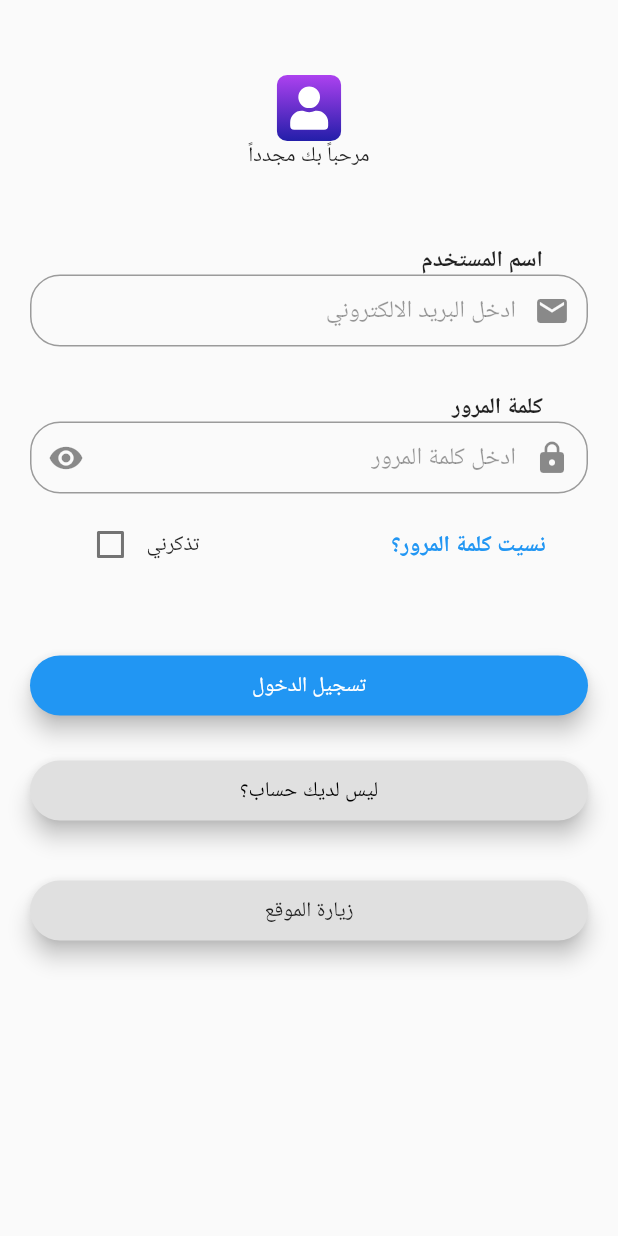
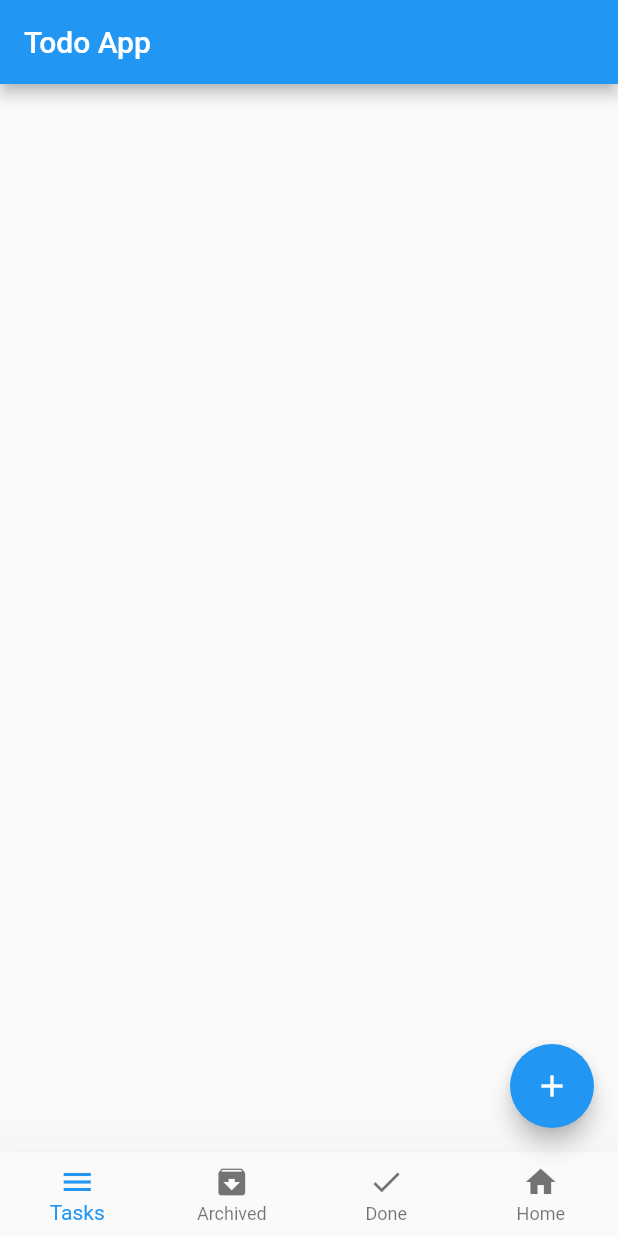
Before and after one commit to Abdalrhman-Abuwarda/auth_with_api, a Flutter app: the screen it shows after launch, on a phone screen of 412 x 824 dp. Run offline on Flutter 3.47's test engine with Material 2 defaults, Android fonts, the phone set to English and light mode, and no system bars; our stand-ins replace flutter_svg.

Commit message:
تعديل BottomNavigationBarItem

```diff
--- /dev/null
+++ b/lib/home_layout.dart
@@ -0,0 +1,46 @@
+import 'package:flutter/material.dart';
+
+class HomeLayout extends StatefulWidget {
+  const HomeLayout({Key? key}) : super(key: key);
+
+  @override
+  State<HomeLayout> createState() => _HomeLayoutState();
+}
+
+class _HomeLayoutState extends State<HomeLayout> {
+  int currentIndex = 0;
+
+  @override
+  Widget build(BuildContext context) {
+    return Scaffold(
+      appBar: AppBar(
+        title: Text("Todo App"),
+      ),
+      floatingActionButton: FloatingActionButton(
+        onPressed: () {},
+        child: Icon(Icons.add),
+      ),
+      bottomNavigationBar: BottomNavigationBar(
+        type: BottomNavigationBarType.fixed,
+        elevation: 50,
+        currentIndex: currentIndex,
+        onTap: (index){
+          setState(() {
+            currentIndex =index;
+          });
+        },
+        items: const [
+
+          BottomNavigationBarItem(icon: Icon(Icons.menu),
+        label: 'Tasks'),
+          BottomNavigationBarItem(icon: Icon(Icons.archive),
+              label: 'Archived'),
+          BottomNavigationBarItem(icon: Icon(Icons.done),
+              label: 'Done'),
+          BottomNavigationBarItem(icon: Icon(Icons.home),
+              label: 'Home'),
+        ],
+      ),
+    );
+  }
+}
--- a/lib/login_screen.dart
+++ b/lib/login_screen.dart
@@ -211,6 +211,7 @@ class _LoginScreenState extends State<LoginScreen> {
                           onPressed: () {},
                           padding: EdgeInsets.symmetric(vertical: 0),
                           child: Text("زيارة الموقع"),
+
                         ),
                       ),
 
@@ -237,7 +238,7 @@ class _LoginScreenState extends State<LoginScreen> {
                       //     ),
                       //   ),
                       // )
-                    )
+                    ),
                   ],
                 ),
               ),
--- a/lib/main.dart
+++ b/lib/main.dart
@@ -1,5 +1,7 @@
 import 'package:abdullah_mansor/login_screen.dart';
 import 'package:flutter/material.dart';
+
+import 'home_layout.dart';
 
 void main() {
   runApp(const MyApp());
@@ -11,6 +13,6 @@ class MyApp extends StatelessWidget {
   @override
   Widget build(BuildContext context) {
     return const MaterialApp(
-        home: LoginScreen());
+        home: HomeLayout());
   }
 }
```
